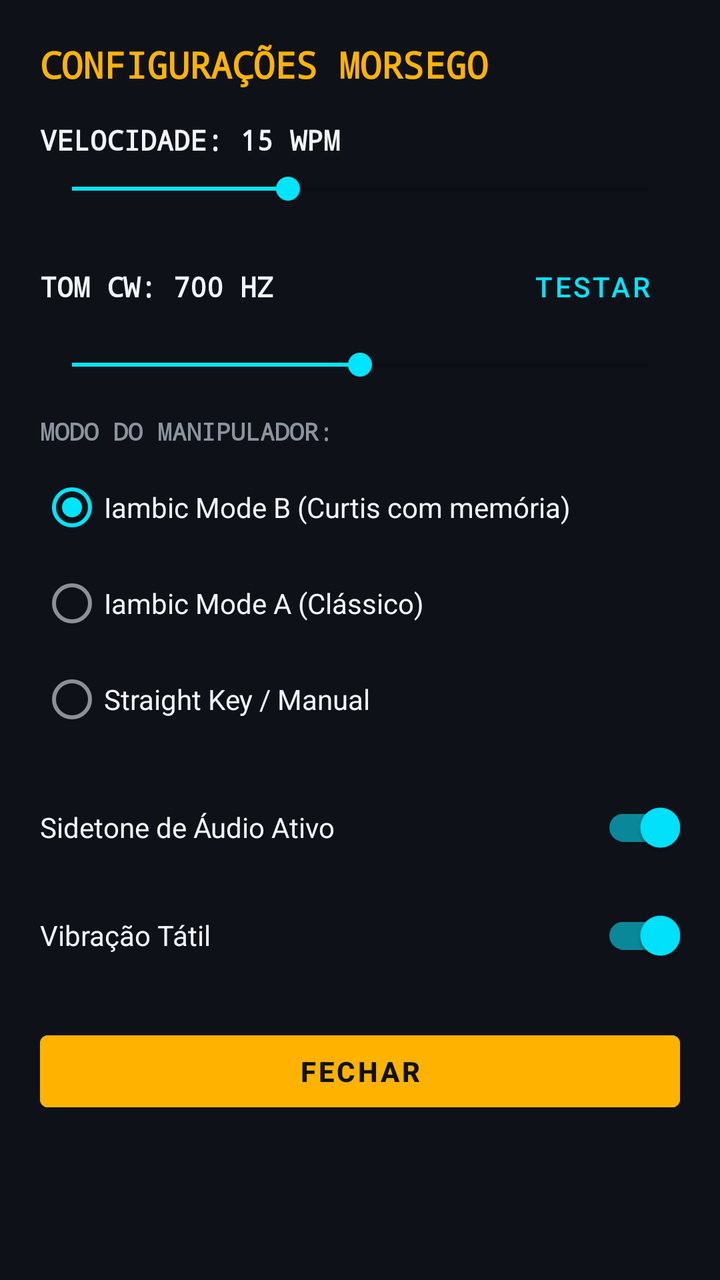
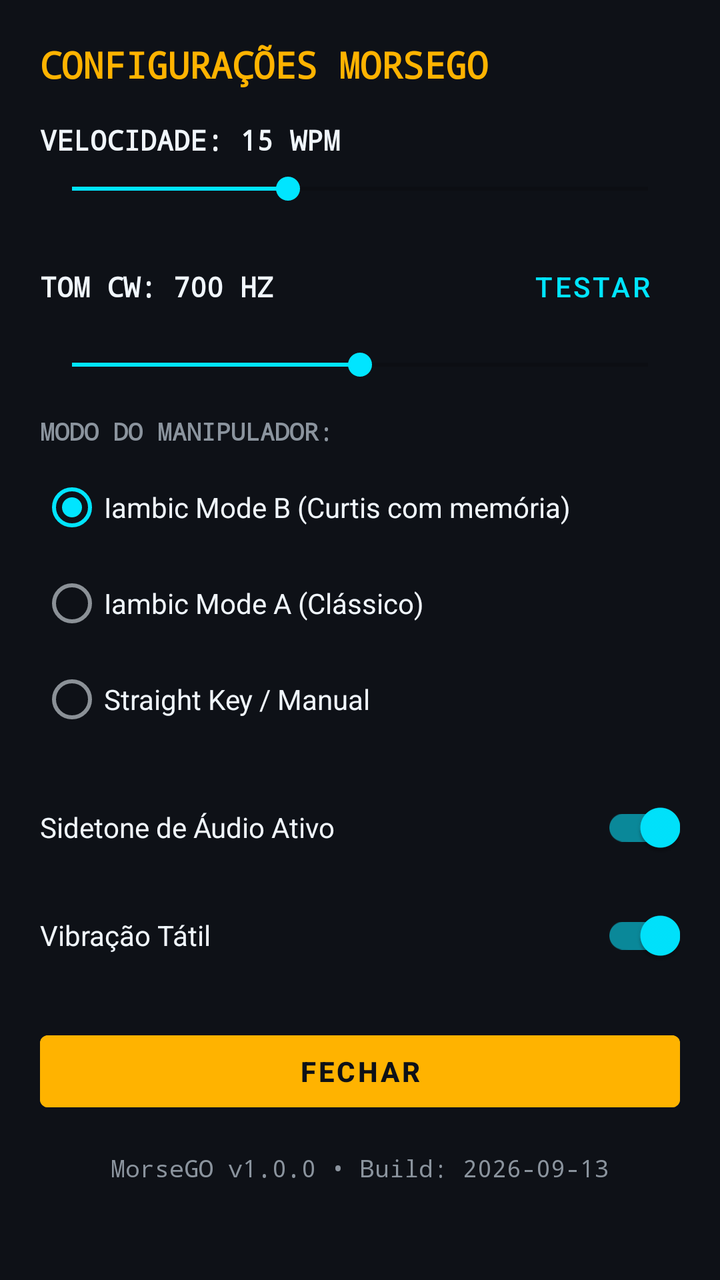

Compare the two renders of this Android layout. The source of the first and the diff that turns it into the second are given below.
<!-- AndroidManifest.xml: application theme Theme.MorseGO -->
<!-- res/layout/dialog_settings.xml -->
<?xml version="1.0" encoding="utf-8"?>
<ScrollView xmlns:android="http://schemas.android.com/apk/res/android"
    xmlns:app="http://schemas.android.com/apk/res-auto"
    android:layout_width="match_parent"
    android:layout_height="wrap_content"
    android:background="@color/radio_dark"
    android:padding="20dp">

    <LinearLayout
        android:layout_width="match_parent"
        android:layout_height="wrap_content"
        android:orientation="vertical">

        <TextView
            android:layout_width="wrap_content"
            android:layout_height="wrap_content"
            android:fontFamily="monospace"
            android:text="CONFIGURAÇÕES MORSEGO"
            android:textColor="@color/morse_amber"
            android:textSize="18sp"
            android:textStyle="bold" />

        
        <TextView
            android:id="@+id/tvSettingsWpmLabel"
            android:layout_width="wrap_content"
            android:layout_height="wrap_content"
            android:layout_marginTop="16dp"
            android:fontFamily="monospace"
            android:text="VELOCIDADE: 15 WPM"
            android:textColor="@color/text_primary"
            android:textSize="14sp"
            android:textStyle="bold" />

        <SeekBar
            android:id="@+id/seekSettingsWpm"
            android:layout_width="match_parent"
            android:layout_height="wrap_content"
            android:layout_marginTop="6dp"
            android:max="40"
            android:progress="15" />

        
        <LinearLayout
            android:layout_width="match_parent"
            android:layout_height="wrap_content"
            android:layout_marginTop="16dp"
            android:gravity="center_vertical"
            android:orientation="horizontal">

            <TextView
                android:id="@+id/tvSettingsPitchLabel"
                android:layout_width="0dp"
                android:layout_height="wrap_content"
                android:layout_weight="1"
                android:fontFamily="monospace"
                android:text="TOM CW: 700 HZ"
                android:textColor="@color/text_primary"
                android:textSize="14sp"
                android:textStyle="bold" />

            <Button
                android:id="@+id/btnTestTone"
                style="@style/Widget.MaterialComponents.Button.TextButton"
                android:layout_width="wrap_content"
                android:layout_height="wrap_content"
                android:text="Testar"
                android:textColor="@color/morse_cyan" />
        </LinearLayout>

        <SeekBar
            android:id="@+id/seekSettingsPitch"
            android:layout_width="match_parent"
            android:layout_height="wrap_content"
            android:layout_marginTop="6dp"
            android:max="600"
            android:progress="300" />

        
        <TextView
            android:layout_width="wrap_content"
            android:layout_height="wrap_content"
            android:layout_marginTop="16dp"
            android:fontFamily="monospace"
            android:text="MODO DO MANIPULADOR:"
            android:textColor="@color/text_secondary"
            android:textSize="12sp"
            android:textStyle="bold" />

        <RadioGroup
            android:id="@+id/rgKeyerMode"
            android:layout_width="match_parent"
            android:layout_height="wrap_content"
            android:layout_marginTop="6dp">

            <RadioButton
                android:id="@+id/rbIambicB"
                android:layout_width="match_parent"
                android:layout_height="wrap_content"
                android:checked="true"
                android:text="Iambic Mode B (Curtis com memória)"
                android:textColor="@color/text_primary" />

            <RadioButton
                android:id="@+id/rbIambicA"
                android:layout_width="match_parent"
                android:layout_height="wrap_content"
                android:text="Iambic Mode A (Clássico)"
                android:textColor="@color/text_primary" />

            <RadioButton
                android:id="@+id/rbStraightKey"
                android:layout_width="match_parent"
                android:layout_height="wrap_content"
                android:text="Straight Key / Manual"
                android:textColor="@color/text_primary" />
        </RadioGroup>

        
        <com.google.android.material.switchmaterial.SwitchMaterial
            android:id="@+id/switchSound"
            android:layout_width="match_parent"
            android:layout_height="wrap_content"
            android:layout_marginTop="16dp"
            android:checked="true"
            android:text="Sidetone de Áudio Ativo"
            android:textColor="@color/text_primary" />

        <com.google.android.material.switchmaterial.SwitchMaterial
            android:id="@+id/switchHaptics"
            android:layout_width="match_parent"
            android:layout_height="wrap_content"
            android:layout_marginTop="6dp"
            android:checked="true"
            android:text="Vibração Tátil"
            android:textColor="@color/text_primary" />

        <Button
            android:id="@+id/btnCloseSettings"
            android:layout_width="match_parent"
            android:layout_height="48dp"
            android:layout_marginTop="20dp"
            android:backgroundTint="@color/morse_amber"
            android:text="Fechar"
            android:textColor="@color/radio_dark"
            android:textStyle="bold" />

    </LinearLayout>
</ScrollView>
<!-- resources referenced by this layout -->
<resources>
  <color name="morse_amber">#FFB300</color>
  <color name="morse_cyan">#00E5FF</color>
  <color name="radio_dark">#0E1117</color>
  <color name="text_primary">#F0F6FC</color>
  <color name="text_secondary">#8B949E</color>
  <style name="Theme.MorseGO" parent="Theme.MaterialComponents.DayNight.NoActionBar">
          
          <item name="colorPrimary">@color/morse_amber</item>
          <item name="colorPrimaryVariant">@color/morse_amber_dark</item>
          <item name="colorOnPrimary">@color/radio_dark</item>
  
          
          <item name="colorSecondary">@color/morse_cyan</item>
          <item name="colorSecondaryVariant">@color/morse_cyan_dark</item>
          <item name="colorOnSecondary">@color/radio_dark</item>
  
          
          <item name="android:colorBackground">@color/radio_dark</item>
          <item name="colorSurface">@color/radio_surface</item>
          <item name="colorOnSurface">@color/text_primary</item>
  
          
          <item name="android:statusBarColor">@color/radio_dark</item>
          <item name="android:navigationBarColor">@color/radio_dark</item>
          <item name="android:windowLightStatusBar">false</item>
      </style>
  <color name="morse_amber_dark">#FF8F00</color>
  <color name="morse_cyan_dark">#00B0FF</color>
  <color name="radio_surface">#161B22</color>
</resources>

<!-- the commit's change to res/layout/dialog_settings.xml (unified diff, before → after) -->
@@ -145,5 +145,16 @@
             android:textColor="@color/radio_dark"
             android:textStyle="bold" />
 
+        <TextView
+            android:id="@+id/tvSettingsVersionBuild"
+            android:layout_width="match_parent"
+            android:layout_height="wrap_content"
+            android:layout_marginTop="16dp"
+            android:fontFamily="monospace"
+            android:gravity="center"
+            android:text="MorseGO v1.0.0 • Build: 2026-09-13"
+            android:textColor="@color/text_secondary"
+            android:textSize="12sp" />
+
     </LinearLayout>
 </ScrollView>
